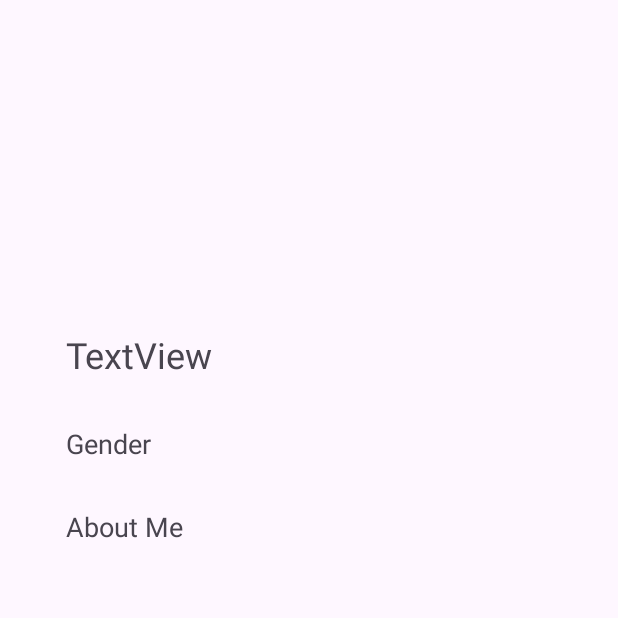
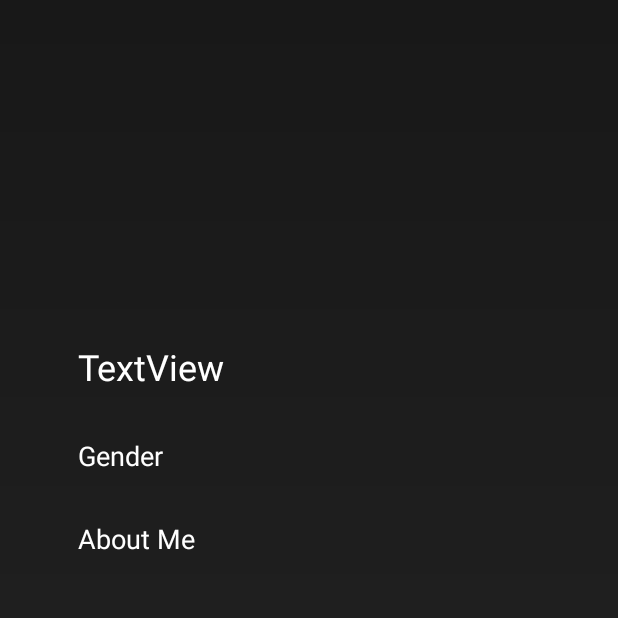
Before and after one commit to dragonshakey/Betoken, an Android app: the activity_profile screen opened directly, with no data from a screen before it, on a phone screen of 412 x 824 dp, the top half of it. Run offline under Robolectric (Android 15) with nearby library versions, the phone set to English and light mode, and no system bars.

Commit message:
Fixing The basic UI

```diff
--- a/app/src/main/res/layout/activity_chats.xml
+++ b/app/src/main/res/layout/activity_chats.xml
@@ -5,6 +5,7 @@
     android:id="@+id/main"
     android:layout_width="match_parent"
     android:layout_height="match_parent"
+    android:background="@drawable/background1"
     tools:context=".ChatsActivity">
 
     <androidx.recyclerview.widget.RecyclerView
@@ -18,11 +19,12 @@
 
     <EditText
         android:id="@+id/editTextText"
-        android:layout_width="wrap_content"
-        android:layout_height="wrap_content"
+        android:layout_width="227dp"
+        android:layout_height="57dp"
         android:ems="10"
         android:inputType="text"
         android:text="Name"
+        android:textColor="@color/primary_text_color"
         app:layout_constraintBottom_toTopOf="@+id/recyclerViewChats"
         app:layout_constraintEnd_toEndOf="parent"
         app:layout_constraintStart_toStartOf="parent"
--- a/app/src/main/res/layout/activity_profile.xml
+++ b/app/src/main/res/layout/activity_profile.xml
@@ -5,6 +5,7 @@
     android:id="@+id/main"
     android:layout_width="match_parent"
     android:layout_height="match_parent"
+    android:background="@drawable/background1"
     tools:context=".activity_profile">
 
     <TextView
@@ -12,8 +13,10 @@
         android:layout_width="315dp"
         android:layout_height="417dp"
         android:layout_marginBottom="68dp"
+        android:padding="8dp"
         android:text="About Me"
         android:textSize="18sp"
+        android:textColor="@color/primary_text_color"
         app:layout_constraintBottom_toBottomOf="parent"
         app:layout_constraintEnd_toEndOf="parent"
         app:layout_constraintHorizontal_bias="0.458"
@@ -25,7 +28,9 @@
         android:layout_height="wrap_content"
         android:layout_marginStart="44dp"
         android:layout_marginTop="48dp"
+        android:padding="8dp"
         android:text="TextView"
+        android:textColor="@color/primary_text_color"
         android:textSize="24sp"
         app:layout_constraintStart_toStartOf="parent"
         app:layout_constraintTop_toBottomOf="@+id/imageViewProfileProfilePicture" />
@@ -35,8 +40,10 @@
         android:layout_width="wrap_content"
         android:layout_height="wrap_content"
         android:layout_marginStart="44dp"
+        android:padding="8dp"
         android:text="Gender"
         android:textSize="18sp"
+        android:textColor="@color/primary_text_color"
         app:layout_constraintBottom_toTopOf="@+id/textViewProfileAboutMe"
         app:layout_constraintStart_toStartOf="parent"
         app:layout_constraintTop_toBottomOf="@+id/textViewProfileEmail" />
```
